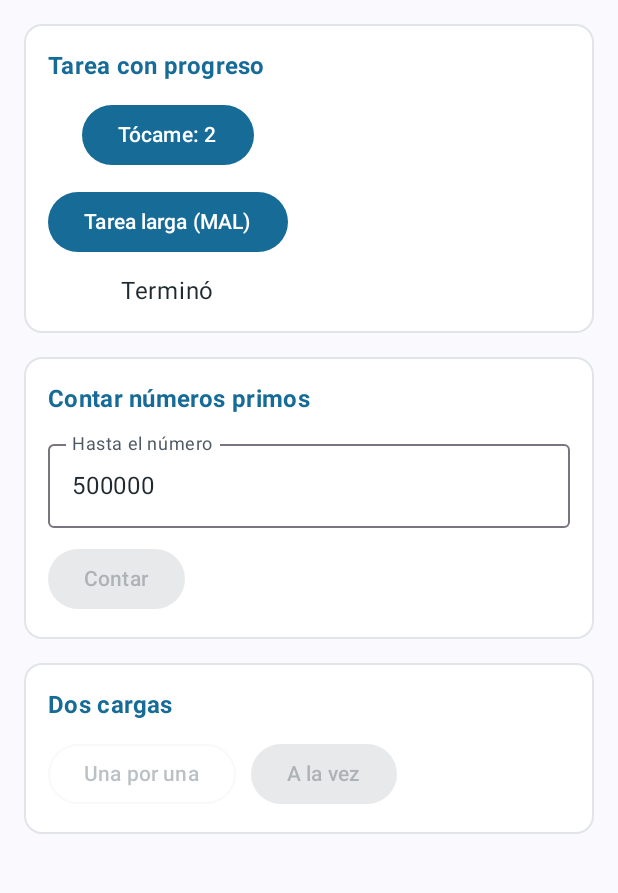
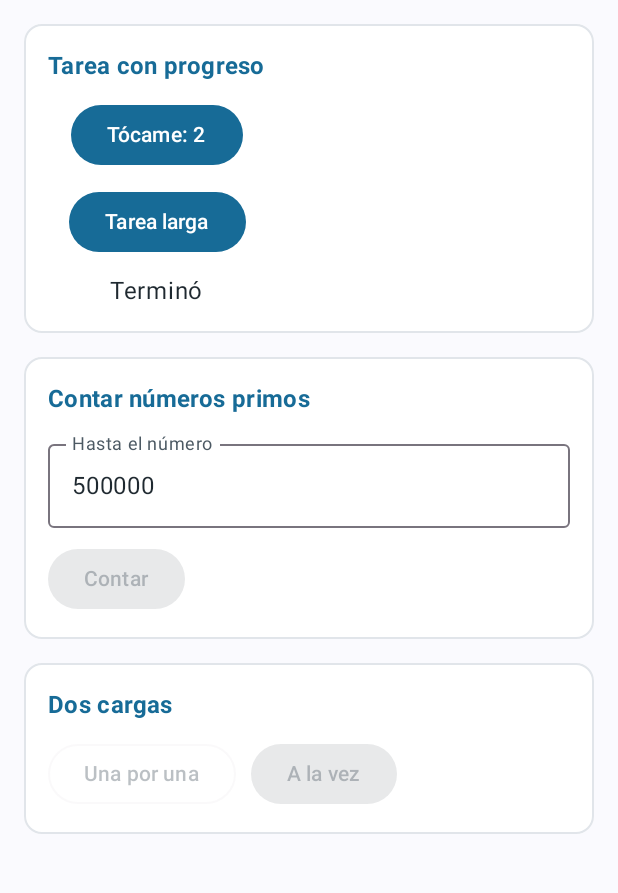
Before and after one commit to Daniellaln/CentroTareasLeon, an Android app built with Jetpack Compose: the screen it shows after launch (MainActivity), after a tap on an icon or button, on a phone screen of 412 x 824 dp, the part 96-989 px from its top. Run offline under Robolectric (Android 15) with nearby library versions, the phone set to English and light mode, and no system bars; 2 other taps on this screen came first.

Commit message:
fix(hilos): mueve la tarea larga a una corrutina con withContext

```diff
--- a/app/src/main/java/com/leon/centrotareas/ui/PantallaTareas.kt
+++ b/app/src/main/java/com/leon/centrotareas/ui/PantallaTareas.kt
@@ -30,7 +30,7 @@ import com.leon.centrotareas.viewmodel.TareasViewModel
             Seccion("Tarea con progreso") {
                 Button(onClick={ toques++ },modifier=Modifier.align(Alignment.CenterHorizontally)) { Text("Tócame: $toques") }
                 Row(horizontalArrangement=Arrangement.spacedBy(10.dp),modifier=Modifier.align(Alignment.CenterHorizontally)) {
-                    Button(onClick=vm::tareaLargaMala) { Text("Tarea larga (MAL)") }
+                    Button(onClick=vm::tareaLarga) { Text("Tarea larga") }
                 }
                 Text(mensaje,Modifier.align(Alignment.CenterHorizontally))
             }
--- a/app/src/main/java/com/leon/centrotareas/viewmodel/TareasViewModel.kt
+++ b/app/src/main/java/com/leon/centrotareas/viewmodel/TareasViewModel.kt
@@ -13,9 +13,16 @@ class TareasViewModel(private val repo:TareasRepository):ViewModel() {
     val primos:StateFlow<PrimosUi> = _primos.asStateFlow()
     private val _carga=MutableStateFlow<CargaUi>(CargaUi.Inicial)
     val carga:StateFlow<CargaUi> = _carga.asStateFlow()
-    fun tareaLargaMala() {
-        _mensaje.value="Trabajando..."
-        Thread.sleep(4000) // Demostración intencionada; se elimina en el siguiente avance.
-        _mensaje.value="Terminó"
+    fun tareaLarga() {
+        viewModelScope.launch {
+            _mensaje.value="Trabajando..."
+            Log.d("HILO","Antes: ${Thread.currentThread().name}")
+            withContext(Dispatchers.Default) {
+                Log.d("HILO","Dentro: ${Thread.currentThread().name}")
+                delay(4000)
+            }
+            Log.d("HILO","Después: ${Thread.currentThread().name}")
+            _mensaje.value="Terminó"
+        }
     }
 }
```
